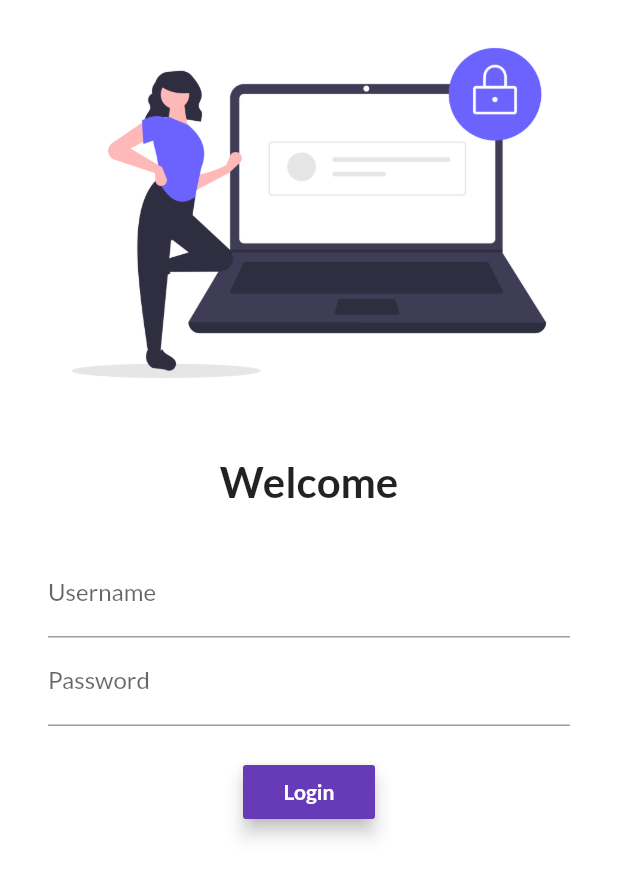
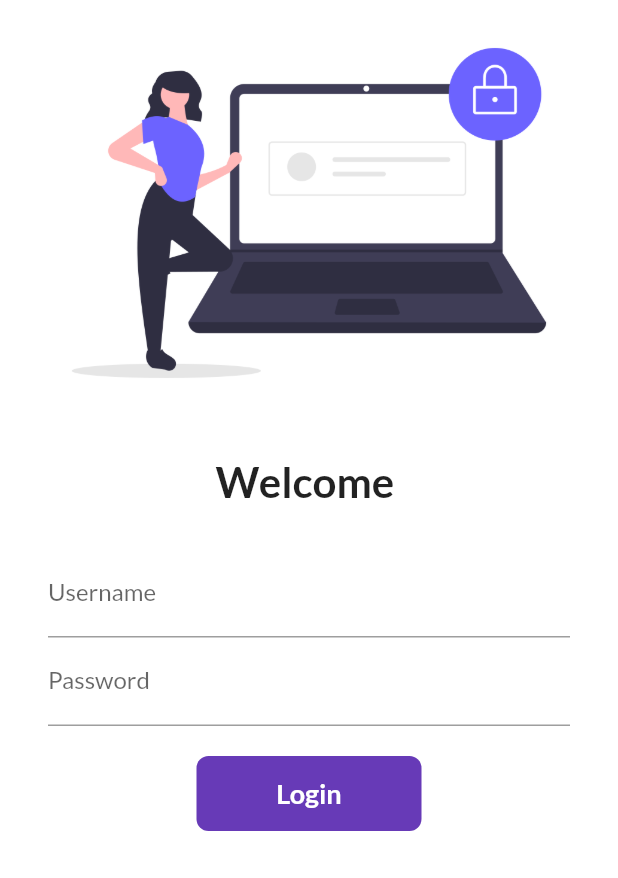
Before and after one commit to Jatin-Madaan/Flutter_Catalog, a Flutter app: the screen it shows after launch, on a phone screen of 412 x 824 dp. Shown: the top 878 px of the screen. Run offline on Flutter 3.47's test engine with Material 2 defaults, Android fonts, the phone set to English and light mode, and no system bars; our stand-ins replace google_fonts.

Commit message:
stateful and animated container

```diff
--- a/lib/pages/login_page.dart
+++ b/lib/pages/login_page.dart
@@ -1,8 +1,15 @@
 import 'package:flutter/material.dart';
 import 'package:flutter_catalog/utils/routes.dart';
 
-class LoginPage extends StatelessWidget {
-  const LoginPage({ Key key }) : super(key: key);
+class LoginPage extends StatefulWidget {
+
+  @override
+  _LoginPageState createState() => _LoginPageState();
+}
+
+class _LoginPageState extends State<LoginPage> {
+
+  String name = "";
 
   @override
   Widget build(BuildContext context) {
@@ -16,7 +23,7 @@ class LoginPage extends StatelessWidget {
               height: 20.0,
             ),
             Text(
-              "Welcome",
+              "Welcome $name",
               style: TextStyle(
                 fontSize: 28,
                 fontWeight: FontWeight.bold
@@ -34,6 +41,10 @@ class LoginPage extends StatelessWidget {
                       hintText: "Enter Username",
                       labelText: "Username"
                     ),
+                    onChanged: (value) {
+                      name = value;
+                      setState(() {});
+                    },
                   ),
                   TextFormField(
                       obscureText: true,
@@ -45,20 +56,42 @@ class LoginPage extends StatelessWidget {
                   SizedBox(
                     height: 20.0,
                   ),
-                  RaisedButton(
-                    onPressed: () {
+                  InkWell(
+                    onTap: (){
                       Navigator.pushNamed(context, MyRoutes.homeRoute);
                     },
+                    child: Container(
+                      width: 150,
+                      height: 50,
+                      alignment: Alignment.center,
                       child: Text(
                         "Login",
                         style: TextStyle(
                           color: Colors.white,
                           fontWeight: FontWeight.bold,
+                          fontSize: 18
                         ),
                       ),
+                      decoration: BoxDecoration(
                         color: Colors.deepPurple,
-                    elevation: 5,
-                  )
+                        borderRadius: BorderRadius.circular(8),
+                      ),
+                    ),
+                  ),
+                  // RaisedButton(
+                  //   onPressed: () {
+                  //     Navigator.pushNamed(context, MyRoutes.homeRoute);
+                  //   },
+                  //   child: Text(
+                  //     "Login",
+                  //     style: TextStyle(
+                  //       color: Colors.white,
+                  //       fontWeight: FontWeight.bold,
+                  //     ),
+                  //   ),
+                  //   color: Colors.deepPurple,
+                  //   elevation: 5,
+                  // )
                 ]
               ),
             )
```
Lines whose indentation alone changed are shown as unchanged.
